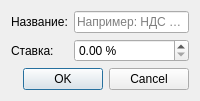
Before: the Qt Designer form ui/vatrateeditdialog.ui in MikhailBersenev/easyPOS, drawn with Qt 5.
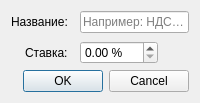
After: the same form once the commit is applied.

Patch:
```diff
--- a/ui/vatrateeditdialog.ui
+++ b/ui/vatrateeditdialog.ui
@@ -11,6 +11,10 @@
   <layout class="QVBoxLayout" name="mainLayout">
    <item>
     <layout class="QFormLayout" name="formLayout">
+     <property name="verticalSpacing"><number>8</number></property>
+     <property name="horizontalSpacing"><number>12</number></property>
+     <property name="fieldGrowthPolicy"><enum>QFormLayout::ExpandingFieldsGrow</enum></property>
+     <property name="labelAlignment"><set>Qt::AlignRight|Qt::AlignVCenter</set></property>
      <item row="0" column="0">
       <widget class="QLabel" name="nameLabel">
        <property name="text">
```
